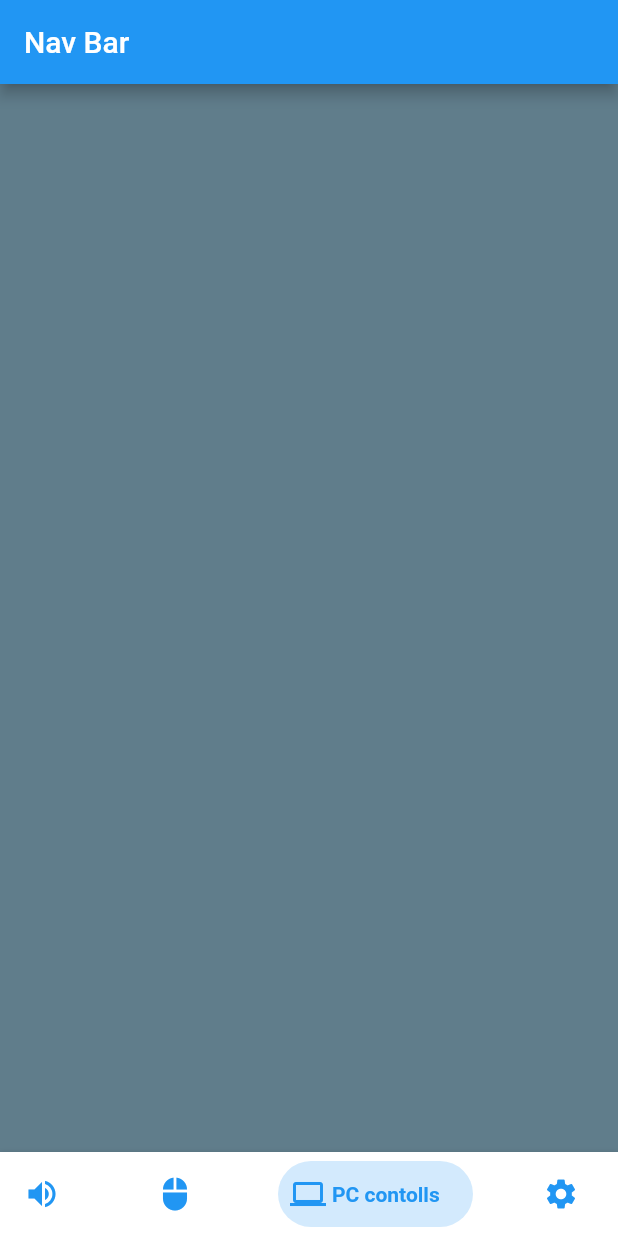
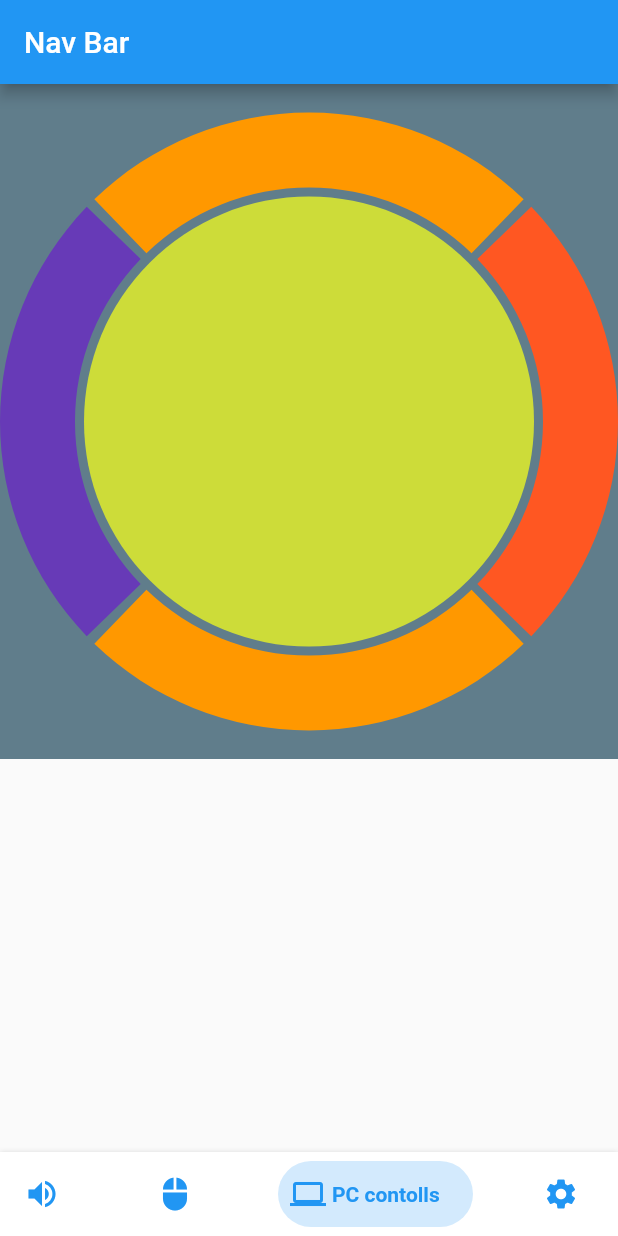
Before and after one commit to Heloore/pc_controller, a Flutter app: the screen it shows after launch, swiped to page 3, on a phone screen of 412 x 824 dp. Run offline on Flutter 3.47's test engine with Material 2 defaults, Android fonts, the phone set to English and light mode, and no system bars; drawn by our look-alikes of bottom_navy_bar; our stand-ins replace flutter_xlider, outline_material_icons.

Commit message:
circular control panel created. No icons added

```diff
--- a/lib/modules/pc_controlls_card.dart
+++ b/lib/modules/pc_controlls_card.dart
@@ -1,4 +1,5 @@
 import 'package:flutter/material.dart';
+import 'package:pc_controll/modules/widgets/controlls_buttons.dart';
 
 class PCControllsCard extends StatefulWidget {
   @override
@@ -8,8 +9,33 @@ class PCControllsCard extends StatefulWidget {
 class _PCControllsCardState extends State<PCControllsCard> {
   @override
   Widget build(BuildContext context) {
-    return Container(
-      color: Colors.blueGrey,
+    return Column(
+      children: <Widget>[
+        Container(
+          width: MediaQuery.of(context).size.width,
+          height: 450,
+          alignment: Alignment.center,
+          color: Colors.blueGrey,
+          child: ControlsButtons(
+            onBottomTap: () {
+              print("Bottom");
+            },
+            onCenterTap: () {
+              print("Center");
+            },
+            onLeftTap: () {
+              print("Left");
+            },
+            onRightTap: () {
+              print("Right");
+            },
+            onTopTap: () {
+              print("Top");
+            },
+            buttonWidth: 50,
+          ),
+        ),
+      ],
     );
   }
 }
--- /dev/null
+++ b/lib/modules/widgets/controlls_buttons.dart
@@ -0,0 +1,227 @@
+import 'dart:math';
+
+import 'package:flutter/gestures.dart';
+import 'package:flutter/material.dart';
+
+class _SegmentButtonPainter extends CustomPainter {
+  final double offset;
+  final double width;
+
+  double start;
+  double end;
+  double innerRadius;
+  double outerRadius;
+  Color color;
+
+  Path path;
+
+  _SegmentButtonPainter(this.start, this.end, this.color, this.width, this.offset);
+
+  @override
+  bool shouldRepaint(_SegmentButtonPainter oldDelegate) {
+    return oldDelegate.start != start || oldDelegate.end != end || oldDelegate.innerRadius != innerRadius || oldDelegate.outerRadius != outerRadius || oldDelegate.color != color;
+  }
+
+  @override
+  bool shouldRebuildSemantics(_SegmentButtonPainter oldDelegate) => true;
+
+  @override
+  void paint(Canvas canvas, Size size) {
+    outerRadius = size.width / 2;
+    innerRadius = outerRadius - width;
+    path = Path()
+      ..arcTo(Rect.fromLTWH(0, 0, outerRadius * 2, outerRadius * 2), offset + start, end - start, true)
+      ..relativeLineTo(-cos(offset + end) * (outerRadius - innerRadius), -sin(offset + end) * (outerRadius - innerRadius))
+      ..arcTo(Rect.fromLTWH(outerRadius - innerRadius, outerRadius - innerRadius, innerRadius * 2, innerRadius * 2), offset + end, start - end, false)
+      ..close();
+
+    canvas.drawPath(
+        path,
+        Paint()
+          ..color = color
+          ..style = PaintingStyle.fill);
+  }
+
+  @override
+  bool hitTest(Offset position) {
+    return path.contains(position);
+  }
+}
+
+class _CircularButtonPainter extends CustomPainter {
+  final double radius;
+  Path path;
+  _CircularButtonPainter(this.radius) {
+    path = Path()..addOval(Rect.fromLTWH(0, 0, radius * 2, radius * 2));
+  }
+  @override
+  void paint(Canvas canvas, Size size) {
+    canvas.drawPath(
+      path,
+      Paint()..color = Colors.lime,
+    );
+  }
+
+  @override
+  bool hitTest(Offset position) {
+    return path.contains(position);
+  }
+
+  @override
+  bool shouldRepaint(_CircularButtonPainter oldDelegate) => oldDelegate.radius != radius;
+}
+
+class ControlsButtons extends StatelessWidget {
+  final Function() onLeftTap;
+  final Function() onRightTap;
+  final Function() onTopTap;
+  final Function() onBottomTap;
+  final Function() onCenterTap;
+
+  final double buttonWidth;
+
+  ControlsButtons({
+    @required this.onLeftTap,
+    @required this.onRightTap,
+    @required this.onTopTap,
+    @required this.onBottomTap,
+    @required this.onCenterTap,
+    @required this.buttonWidth,
+  });
+
+  @override
+  Widget build(BuildContext context) {
+    return LayoutBuilder(builder: (context, BoxConstraints constraints) {
+      return Container(
+        width: constraints.maxWidth,
+        height: constraints.maxWidth,
+        child: Stack(
+          children: <Widget>[
+            Container(
+              alignment: Alignment.center,
+              child: _CircularButtton(
+                radius: constraints.maxWidth / 2 - buttonWidth,
+                gap: 6,
+                onTap: onCenterTap,
+              ),
+            ),
+            _SegmentButton(
+              radius: constraints.maxWidth / 2,
+              direction: SegmentButtonDirection.top,
+              color: Colors.orange,
+              onTap: onTopTap,
+              buttonWidgth: buttonWidth,
+            ),
+            _SegmentButton(
+              radius: constraints.maxWidth / 2,
+              direction: SegmentButtonDirection.bottom,
+              color: Colors.orange,
+              onTap: onBottomTap,
+              buttonWidgth: buttonWidth,
+            ),
+            _SegmentButton(
+              radius: constraints.maxWidth / 2,
+              direction: SegmentButtonDirection.left,
+              onTap: onLeftTap,
+              buttonWidgth: buttonWidth,
+            ),
+            _SegmentButton(
+              radius: constraints.maxWidth / 2,
+              direction: SegmentButtonDirection.right,
+              color: Colors.deepPurple,
+              onTap: onRightTap,
+              buttonWidgth: buttonWidth,
+            ),
+          ],
+        ),
+      );
+    });
+  }
+}
+
+class _CircularButtton extends StatelessWidget {
+  final double radius;
+  final double gap;
+  final Function onTap;
+
+  const _CircularButtton({
+    Key key,
+    this.radius,
+    this.onTap,
+    this.gap = 0,
+  }) : super(key: key);
+
+  @override
+  Widget build(BuildContext context) {
+    return Container(
+      height: radius * 2 - gap * 2,
+      width: radius * 2 - gap * 2,
+      child: GestureDetector(
+        onTap: onTap,
+        child: CustomPaint(
+          painter: _CircularButtonPainter(radius - gap),
+        ),
+      ),
+    );
+  }
+}
+
+class _SegmentButton extends StatelessWidget {
+  final double radius;
+  final double buttonWidgth;
+  final Color color;
+  final Function onTap;
+  final SegmentButtonDirection direction;
+
+  _SegmentButton({
+    Key key,
+    @required this.radius,
+    @required this.direction,
+    this.color = Colors.deepOrange,
+    @required this.onTap,
+    @required this.buttonWidgth,
+  })  : assert(
+          radius != null && direction != null && onTap != null,
+        ),
+        super(key: key);
+  @override
+  Widget build(BuildContext context) {
+    return Container(
+      height: radius * 2,
+      width: radius * 2,
+      child: GestureDetector(
+        onTap: onTap,
+        child: CustomPaint(
+          painter: _SegmentButtonPainter(
+            (-pi / 4) + (1 * (pi / 180)),
+            (pi / 4) - (1 * (pi / 180)),
+            color,
+            buttonWidgth,
+            _getSegmentOffset(direction),
+          ),
+        ),
+      ),
+    );
+  }
+
+  double _getSegmentOffset(SegmentButtonDirection direction) {
+    switch (direction) {
+      case SegmentButtonDirection.top:
+        return -pi / 2;
+      case SegmentButtonDirection.bottom:
+        return pi / 2;
+      case SegmentButtonDirection.left:
+        return 0;
+      case SegmentButtonDirection.right:
+        return pi;
+    }
+    throw ArgumentError("Unknown direction: $direction");
+  }
+}
+
+enum SegmentButtonDirection {
+  top,
+  bottom,
+  left,
+  right,
+}
```
